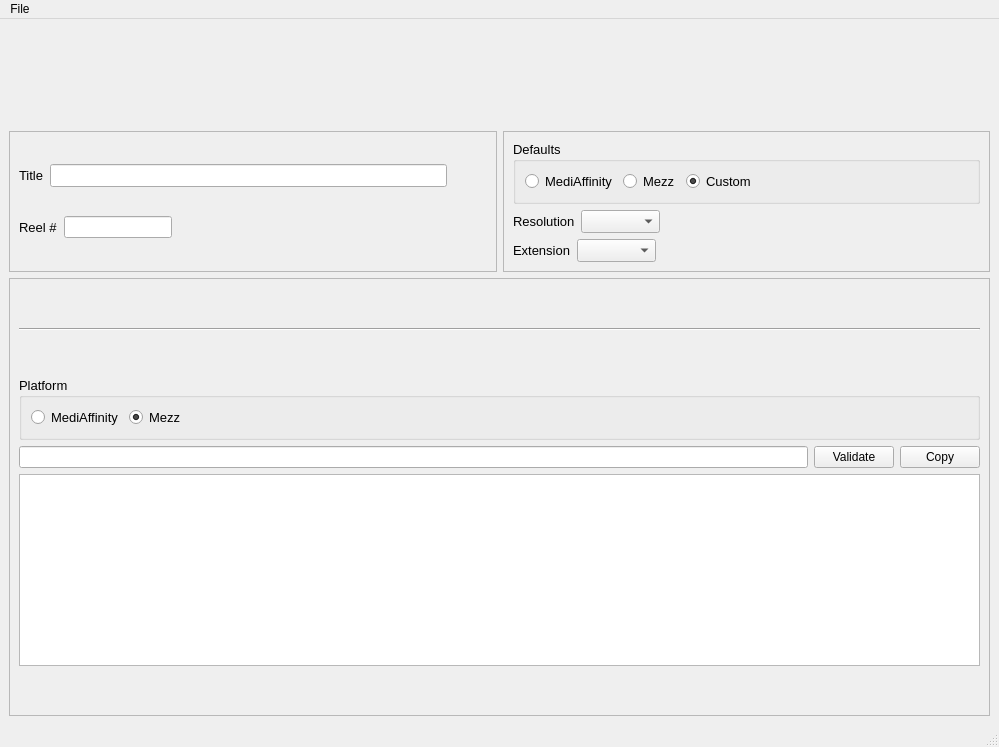
Above: file_renamer.ui from SimonTheChain/file_renamer before the change. Below: the same form after it.
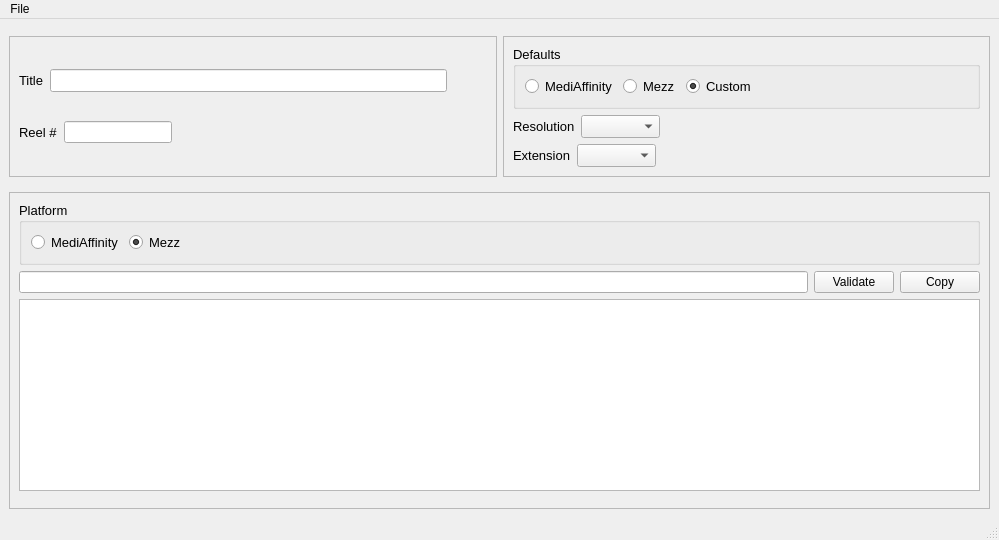
That is the form after the change.

```diff
--- a/file_renamer.ui
+++ b/file_renamer.ui
@@ -7,7 +7,7 @@
     <x>0</x>
     <y>0</y>
     <width>999</width>
-    <height>747</height>
+    <height>540</height>
    </rect>
   </property>
   <property name="windowTitle">
@@ -15,7 +15,7 @@
   </property>
   <widget class="QWidget" name="centralwidget">
    <layout class="QGridLayout" name="gridLayout">
-    <item row="2" column="0" colspan="2">
+    <item row="3" column="0" colspan="2">
      <widget class="QFrame" name="frame_3">
       <property name="frameShape">
        <enum>QFrame::StyledPanel</enum>
@@ -24,39 +24,6 @@
        <enum>QFrame::Raised</enum>
       </property>
       <layout class="QVBoxLayout" name="verticalLayout_3">
-       <item>
-        <spacer name="verticalSpacer_2">
-         <property name="orientation">
-          <enum>Qt::Vertical</enum>
-         </property>
-         <property name="sizeHint" stdset="0">
-          <size>
-           <width>20</width>
-           <height>40</height>
-          </size>
-         </property>
-        </spacer>
-       </item>
-       <item>
-        <widget class="Line" name="line">
-         <property name="orientation">
-          <enum>Qt::Horizontal</enum>
-         </property>
-        </widget>
-       </item>
-       <item>
-        <spacer name="verticalSpacer">
-         <property name="orientation">
-          <enum>Qt::Vertical</enum>
-         </property>
-         <property name="sizeHint" stdset="0">
-          <size>
-           <width>20</width>
-           <height>40</height>
-          </size>
-         </property>
-        </spacer>
-       </item>
        <item>
         <widget class="QGroupBox" name="groupBox_2">
          <property name="font">
@@ -432,6 +399,32 @@
       </property>
      </spacer>
     </item>
+    <item row="2" column="0">
+     <spacer name="verticalSpacer">
+      <property name="orientation">
+       <enum>Qt::Vertical</enum>
+      </property>
+      <property name="sizeHint" stdset="0">
+       <size>
+        <width>20</width>
+        <height>40</height>
+       </size>
+      </property>
+     </spacer>
+    </item>
+    <item row="2" column="1">
+     <spacer name="verticalSpacer_2">
+      <property name="orientation">
+       <enum>Qt::Vertical</enum>
+      </property>
+      <property name="sizeHint" stdset="0">
+       <size>
+        <width>20</width>
+        <height>40</height>
+       </size>
+      </property>
+     </spacer>
+    </item>
    </layout>
   </widget>
   <widget class="QMenuBar" name="menubar">
```
Left out of the diff: 2 changed lines with no effect on the pictures.
